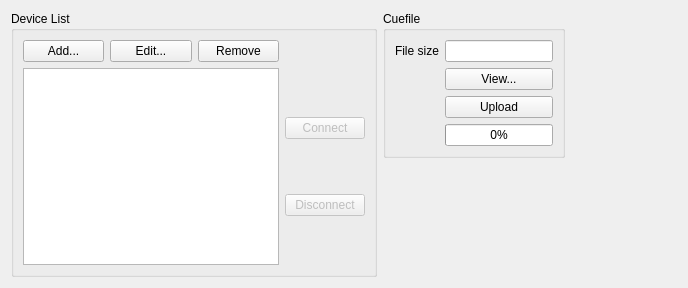
The window that src/widget/devicecontrolwidget.ui (8bitbuddhist/PixelMaestro-Studio) describes before a commit, drawn with Qt 5.
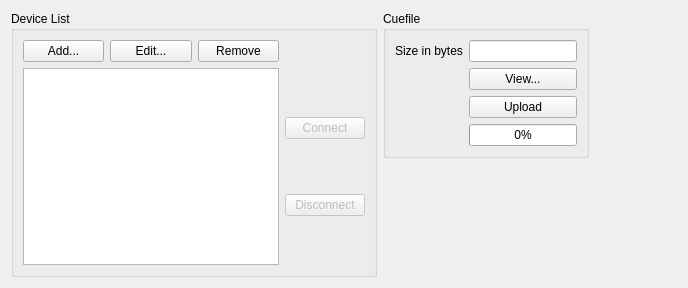
The same window after the commit.

Patch:
```diff
--- a/src/widget/devicecontrolwidget.ui
+++ b/src/widget/devicecontrolwidget.ui
@@ -90,7 +90,7 @@
       <item row="2" column="0">
        <widget class="QLabel" name="label">
         <property name="text">
-         <string>File size</string>
+         <string>Size in bytes</string>
         </property>
        </widget>
       </item>
```
